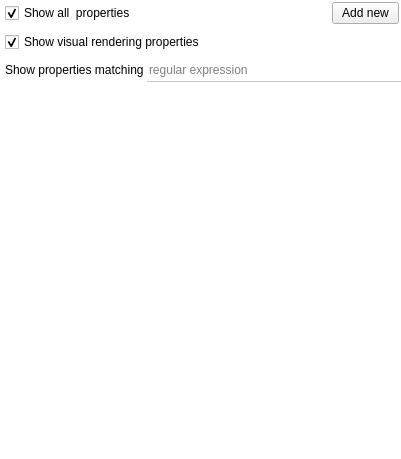
Before: the Qt Designer form plugins/view/TableView/PropertiesEditor.ui in anlambert/tulip, drawn with Qt 5.
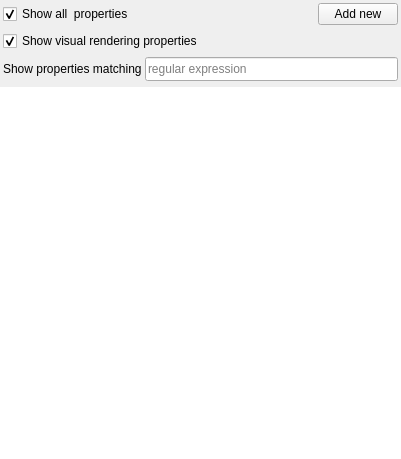
After: the same form once the commit is applied. Icons and pictures are not drawn. Custom widgets are drawn as their Qt base class.

Commit message: qt5: Refactor and improve stylesheets towards a contemporary flat look

Diff of the .ui file:
```diff
--- a/plugins/view/TableView/PropertiesEditor.ui
+++ b/plugins/view/TableView/PropertiesEditor.ui
@@ -19,94 +19,6 @@
   <property name="windowTitle">
    <string>Properties</string>
   </property>
-  <property name="styleSheet">
-   <string notr="true">QPushButton, QComboBox {
-border-image: url(:/talipot/gui/ui/btn_26.png) 4;
-border-width: 4;
-padding: 0px 6px;
-font-size: 12px;
-}
-QPushButton, QComboBox, QLabel {
-color: black;
-}
-QPushButton:hover, QComboBox:hover {
-border-image: url(:/talipot/gui/ui/btn_26_hover.png) 4;
-}
-QPushButton:disabled, QComboBox::disabled {
-color:gray;
-}
-QPushButton:pressed{
-border-image: url(:/talipot/gui/ui/btn_26_pressed.png) 4;
-}
-QPushButton::menu-indicator{
-subcontrol-origin: margin;
-subcontrol-position: center right;
-right: 4px;
-}
-QPushButton {
-outline: none;
-margin: 2
-}
-
-
-QComboBox::down-arrow {
-image: url(:/talipot/gui/ui/combobox_arrow.png);
-}
-
-QComboBox:drop-down {
-subcontrol-origin: padding;
-subcontrol-position: top right;
-border-left-style: none;
-border-top-right-radius: 1px;
-border-bottom-right-radius: 1px;
-}
-
-#PropertiesEditor {
-background-color: white;
-border: 0px;
-}
-QScrollArea {
-border: 0px;
-}
-QFrame[ section=&quot;true&quot; ] {
-border: 1px solid #D9D9D9;
-padding-top: 0px;
-}
-QFrame[ subsection = &quot;true&quot; ] {
-border-top: 1px solid #D9D9D9;
-padding-top: 5px;
-background-color: #F4F4F4;
-}
-#frame_2 {
-border-right: 0px;
-}
-QPushButton[flat=&quot;true&quot;] {
-font: bold;
-border-image: none;
-border-width: 4;
-padding: 0px 6px;
-font-size: 12px;
-background-color: transparent;
-}
-QTableView {
-font: 12px;
-}
-QTableView::indicator:checked {
-image: url(:/talipot/gui/icons/eye.png);
-}
-QTableView::indicator:unchecked {
-image: url(:/talipot/gui/icons/eye_disabled.png);
-}
-QCheckBox::indicator:checked {
-image: url(:/talipot/gui/icons/eye.png);
-}
-#propsVisibilityCheck::indicator:indeterminate {
-image: url(:/talipot/gui/icons/eye_partially_disabled.png);
-}
-QCheckBox::indicator:unchecked {
-image: url(:/talipot/gui/icons/eye_disabled.png);
-}</string>
-  </property>
   <layout class="QVBoxLayout" name="verticalLayout">
    <property name="spacing">
     <number>0</number>
@@ -127,16 +39,16 @@
     <widget class="QFrame" name="frame">
      <layout class="QVBoxLayout" name="verticalLayout_3">
       <property name="leftMargin">
-       <number>5</number>
+       <number>3</number>
       </property>
       <property name="topMargin">
-       <number>0</number>
+       <number>3</number>
       </property>
       <property name="rightMargin">
-       <number>0</number>
+       <number>3</number>
       </property>
       <property name="bottomMargin">
-       <number>0</number>
+       <number>6</number>
       </property>
       <item>
        <layout class="QHBoxLayout" name="horizontalLayout_2">
@@ -244,12 +156,6 @@
            <string>Only show the properties whose name
 contains the given pattern</string>
           </property>
-          <property name="styleSheet">
-           <string notr="true">background-color: white;
-border: 0px;
-color: black;
-border-bottom: 1px solid #C9C9C9;</string>
-          </property>
           <property name="placeholderText">
            <string>regular expression</string>
           </property>
```
The commit also changes 165 other files.
